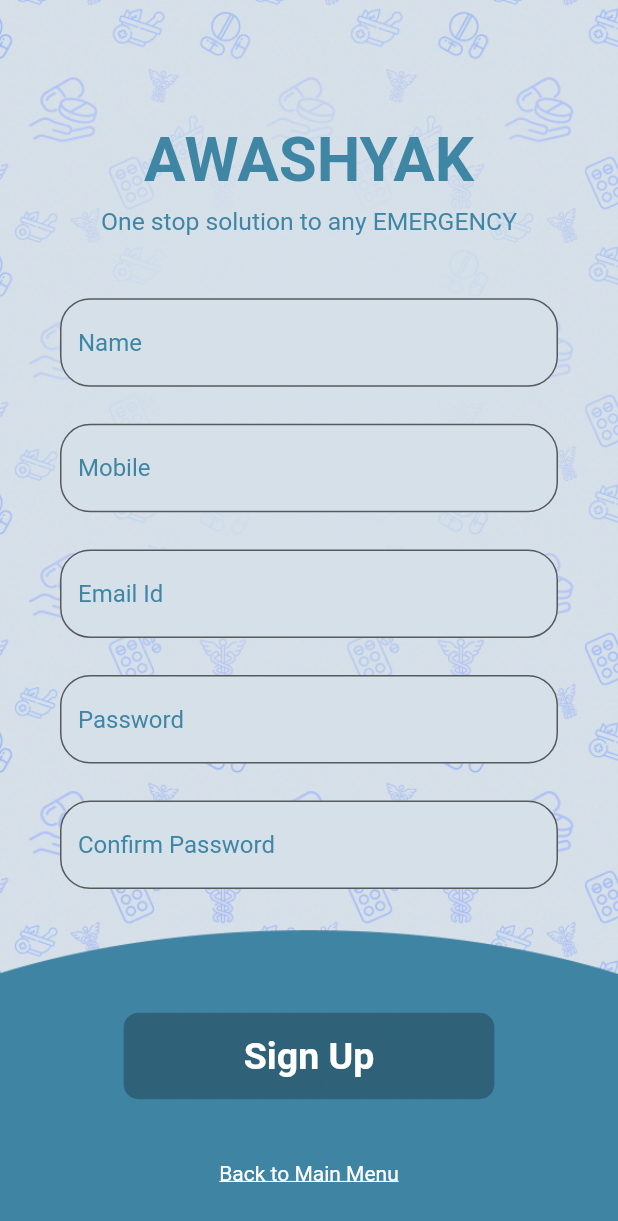
After one commit to SunayBhoyar/INC_Awashyak, a Flutter app: the screen it shows after launch, after a tap on "Register", on a phone screen of 412 x 824 dp. The commit adds this screen. Shown: the top 1221 px of the screen. Run offline on Flutter 3.47's test engine with Material 2 defaults, Android fonts, the phone set to English and light mode, and no system bars; our stand-ins replace animated_bottom_navigation_bar, google_nav_bar, routemaster, shared_preferences, speech_to_text; missing offline and left inert: dart:ffi, text_to_speech; network calls fail.

Commit message:
loginSucess

```diff
--- a/lib/screens/login/signin.dart
+++ b/lib/screens/login/signin.dart
@@ -1,6 +1,5 @@
 import 'package:awashyak_v1/screens/shopkeeper/homepageShop.dart';
 
-import '../../screens/test.dart';
 
 import '../../screens/homepage.dart';
 
@@ -107,15 +106,17 @@ class SignIn extends StatelessWidget {
               ),
               Flexible(
                 child: InkWell(
-                  onTap: () async{
+                  onTap: () async {
                     String token_ = await signInCustomer(
-                      "bhoyar.suncy@gmail.com", "password");
+                        "bhoyar.suncy@gmail.com", "password");
                     // ignore: use_build_context_synchronously
                     Navigator.push(
                       context,
                       MaterialPageRoute(
                         builder: ((context) {
-                          return  HomePageCustomer(token: token_,);
+                          return HomePageCustomer(
+                            token: token_,
+                          );
                         }),
                       ),
                     );
@@ -144,10 +145,7 @@ class SignIn extends StatelessWidget {
               ),
               InkWell(
                 onTap: () async {
-                  // String res = await signInCustomer(
-                  //     "bhoyar.suncy@gmail.com", "password");
-                  print(emailcontroller.text);
-                  print(passwordcontroller.text);
+                  Navigator.pop(context);
                 },
                 child: const Center(
                   child: Text(
--- /dev/null
+++ b/lib/screens/login/signup.dart
@@ -0,0 +1,232 @@
+import '../../screens/shopkeeper/homepageShop.dart';
+
+import '../../screens/homepage.dart';
+
+import '../../constants.dart';
+import '../../integration/user.dart';
+import 'package:flutter/material.dart';
+
+class SignUp extends StatelessWidget {
+  SignUp({Key? key}) : super(key: key);
+
+  TextEditingController namecontroller = TextEditingController();
+  TextEditingController mobilecontroller = TextEditingController();
+  TextEditingController emailcontroller = TextEditingController();
+  TextEditingController passwordcontroller = TextEditingController();
+  TextEditingController cpasswordcontroller = TextEditingController();
+
+  @override
+  Widget build(BuildContext context) {
+    Size size;
+    double height, width;
+    size = MediaQuery.of(context).size;
+    height = size.height;
+    width = size.width;
+    return Scaffold(
+      body: Container(
+        decoration: const BoxDecoration(
+            image: DecorationImage(
+          image: AssetImage("lib/assets/login.png"),
+          fit: BoxFit.cover,
+        )),
+        child: Scaffold(
+          backgroundColor: Colors.transparent,
+          body: Column(
+            crossAxisAlignment: CrossAxisAlignment.center,
+            children: [
+              SizedBox(
+                height: height * 0.1,
+              ),
+              Center(
+                child: Text(
+                  "AWASHYAK",
+                  style: TextStyle(
+                    color: primaryColor,
+                    fontWeight: FontWeight.bold,
+                    fontSize: height * 0.05,
+                  ),
+                ),
+              ),
+              SizedBox(
+                height: height * 0.01,
+              ),
+              Center(
+                child: Text(
+                  "One stop solution to any EMERGENCY",
+                  style: TextStyle(
+                    color: primaryColor,
+                    // fontWeight: FontWeight.bold,
+                    fontSize: height * 0.02,
+                  ),
+                ),
+              ),
+              SizedBox(
+                height: height * 0.05,
+              ),
+              Padding(
+                padding: const EdgeInsets.symmetric(horizontal: 40.0),
+                child: TextField(
+                  controller: namecontroller,
+                  keyboardType: TextInputType.text,
+                  onChanged: (value) => {},
+                  decoration: const InputDecoration(
+                    filled: true,
+                    fillColor: secondryColor,
+                    border: OutlineInputBorder(
+                      borderRadius: BorderRadius.all(Radius.circular(20)),
+                      borderSide: BorderSide(color: primaryColor, width: 3.0),
+                    ),
+                    hintText: "Name",
+                    hintStyle: TextStyle(color: primaryColor),
+                  ),
+                ),
+              ),
+              SizedBox(
+                height: height * 0.03,
+              ),
+              Padding(
+                padding: const EdgeInsets.symmetric(horizontal: 40.0),
+                child: TextFormField(
+                  controller:mobilecontroller,
+                  keyboardType: TextInputType.text,
+                  onChanged: (value) => {},
+                  decoration: const InputDecoration(
+                    filled: true,
+                    fillColor: secondryColor,
+                    border: OutlineInputBorder(
+                      borderRadius: BorderRadius.all(Radius.circular(20)),
+                      borderSide: BorderSide(color: primaryColor, width: 3.0),
+                    ),
+                    hintText: "Mobile",
+                    hintStyle: TextStyle(color: primaryColor),
+                  ),
+                ),
+              ),
+              SizedBox(
+                height: height * 0.03,
+              ),
+              Padding(
+                padding: const EdgeInsets.symmetric(horizontal: 40.0),
+                child: TextFormField(
+                  controller: emailcontroller,
+                  keyboardType: TextInputType.text,
+                  onChanged: (value) => {},
+                  decoration: const InputDecoration(
+                    filled: true,
+                    fillColor: secondryColor,
+                    border: OutlineInputBorder(
+                      borderRadius: BorderRadius.all(Radius.circular(20)),
+                      borderSide: BorderSide(color: primaryColor, width: 3.0),
+                    ),
+                    hintText: "Email Id",
+                    hintStyle: TextStyle(color: primaryColor),
+                  ),
+                ),
+              ),
+              SizedBox(
+                height: height * 0.03,
+              ),
+              Padding(
+                padding: const EdgeInsets.symmetric(horizontal: 40.0),
+                child: TextFormField(
+                  controller: passwordcontroller,
+                  keyboardType: TextInputType.text,
+                  onChanged: (value) => {},
+                  decoration: const InputDecoration(
+                    filled: true,
+                    fillColor: secondryColor,
+                    border: OutlineInputBorder(
+                      borderRadius: BorderRadius.all(Radius.circular(20)),
+                      borderSide: BorderSide(color: primaryColor, width: 3.0),
+                    ),
+                    hintText: "Password",
+                    hintStyle: TextStyle(color: primaryColor),
+                  ),
+                ),
+              ),
+              SizedBox(
+                height: height * 0.03,
+              ),
+              Padding(
+                padding: const EdgeInsets.symmetric(horizontal: 40.0),
+                child: TextFormField(
+                  controller: cpasswordcontroller,
+                  keyboardType: TextInputType.text,
+                  onChanged: (value) => {},
+                  decoration: const InputDecoration(
+                    filled: true,
+                    fillColor: secondryColor,
+                    border: OutlineInputBorder(
+                      borderRadius: BorderRadius.all(Radius.circular(20)),
+                      borderSide: BorderSide(color: primaryColor, width: 3.0),
+                    ),
+                    hintText: "Confirm Password",
+                    hintStyle: TextStyle(color: primaryColor),
+                  ),
+                ),
+              ),
+              SizedBox(
+                height: height * 0.1,
+              ),
+              InkWell(
+                onTap: () async {
+                  String token_ = await signUpCustomer(
+                      namecontroller.text,
+                      int.parse(mobilecontroller.text),
+                      emailcontroller.text,
+                      passwordcontroller.text,
+                      cpasswordcontroller.text);
+                  // ignore: use_build_context_synchronously
+                  Navigator.push(
+                    context,
+                    MaterialPageRoute(
+                      builder: ((context) {
+                        return HomePageCustomer(
+                          token: token_,
+                        );
+                      }),
+                    ),
+                  );
+                },
+                child: Container(
+                  decoration: BoxDecoration(
+                    borderRadius: BorderRadius.circular(10),
+                    color: Colors.black26,
+                  ),
+                  height: height * 0.07,
+                  width: width * 0.6,
+                  //color: Colors.black26,
+                  child: const Center(
+                      child: Text(
+                    "Sign Up",
+                    style: TextStyle(
+                        color: Color.fromARGB(255, 255, 255, 255),
+                        fontSize: 25,
+                        fontWeight: FontWeight.bold),
+                  )),
+                ),
+              ),
+              SizedBox(
+                height: height * 0.05,
+              ),
+              InkWell(
+                onTap: () async {
+                  Navigator.pop(context);
+                },
+                child: const Center(
+                  child: Text(
+                    "Back to Main Menu",
+                    style: TextStyle(
+                      decoration: TextDecoration.underline,
+                      color: Color.fromARGB(255, 255, 255, 255),
+                    ),
+                  ),
+                ),
+              ),
+            ],
+          ),
+        ),
+      ),
+    );
+  }
+}
--- a/lib/screens/login/startupPage.dart
+++ b/lib/screens/login/startupPage.dart
@@ -1,4 +1,5 @@
-import 'package:awashyak_v1/screens/login/signin.dart';
+import '../../screens/login/signin.dart';
+import '../../screens/login/signup.dart';
 
 import '../../constants.dart';
 import '../../integration/user.dart';
@@ -103,6 +104,16 @@ class _StartUpState extends State<StartUp> {
               ),
               Flexible(
                 child: InkWell(
+                  onTap: () {
+                    Navigator.push(
+                      context,
+                      MaterialPageRoute(
+                        builder: ((context) {
+                          return  SignUp();
+                        }),
+                      ),
+                    );
+                  },
                   child: Container(
                     decoration: BoxDecoration(
                       borderRadius: BorderRadius.circular(10),
```
